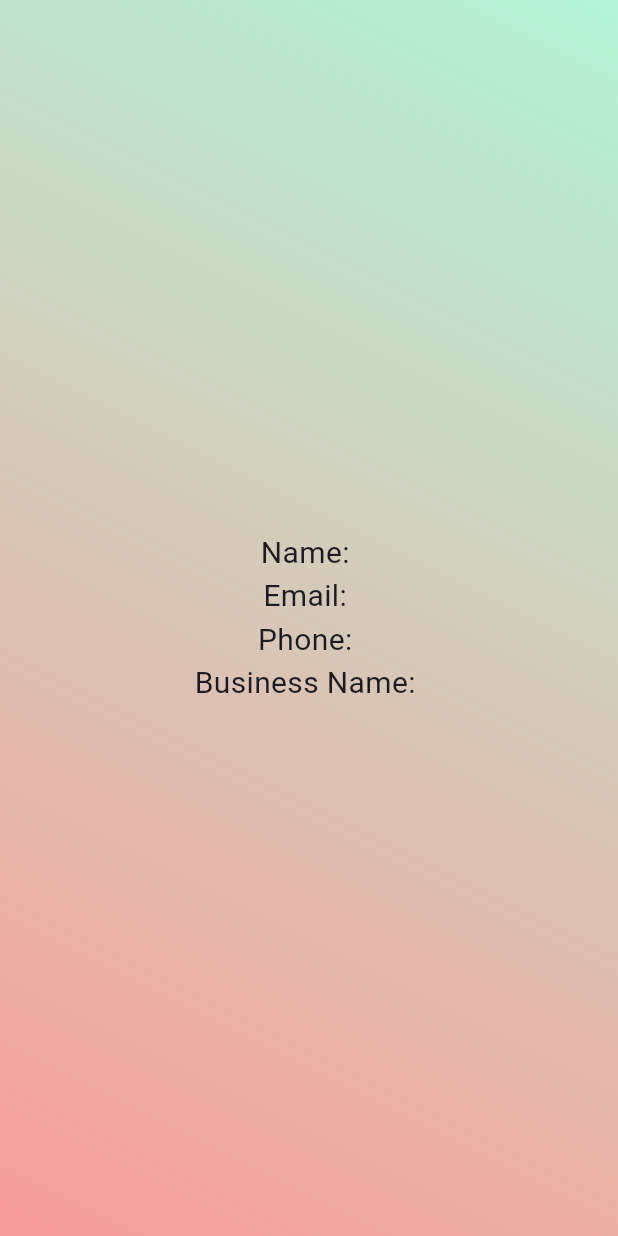
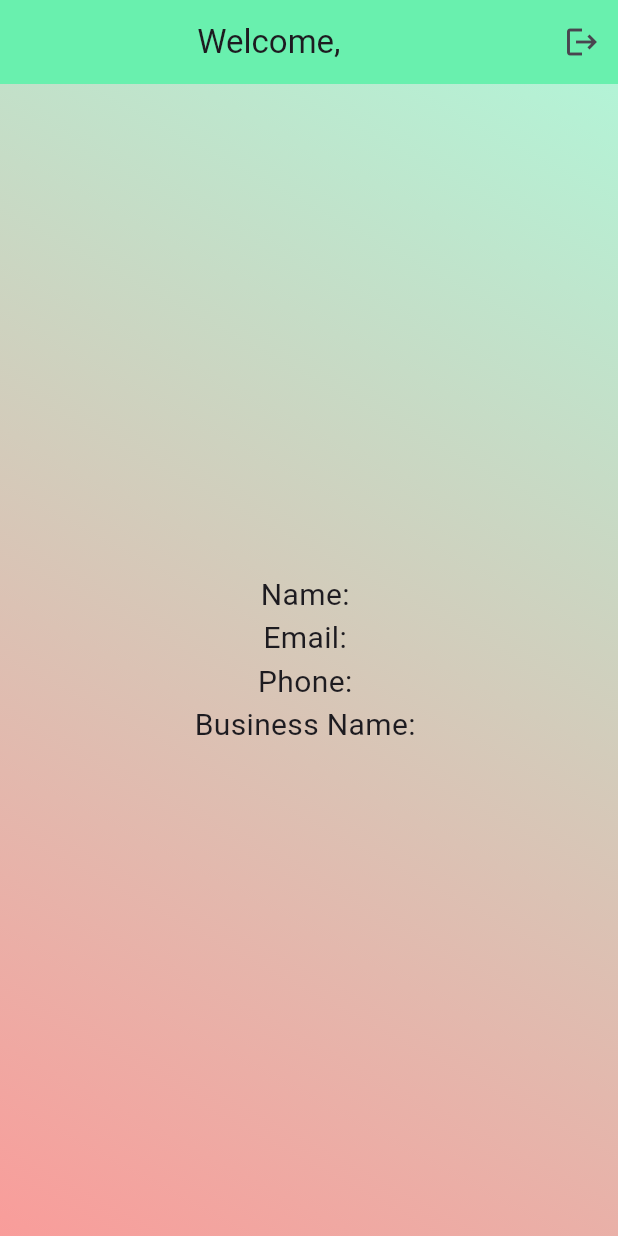
Before and after one commit to AAShayon/Buisness-Manager, a Flutter app: the LandingScreen widget shown alone on an empty page, opened directly with empty values, on a phone screen of 412 x 824 dp. Run offline on Flutter 3.47's test engine with Material 3 defaults, Android fonts, the phone set to English and light mode, and no system bars; our stand-ins replace dio, flutter_otp_text_field, flutter_screenutil, iconsax, shared_preferences; missing offline and left inert: dart:ffi; accounts and stored records are empty.

Commit message:
update---landing_screen.dart

```diff
--- a/lib/view/landing_screen.dart
+++ b/lib/view/landing_screen.dart
@@ -1,6 +1,9 @@
+import 'package:buisness_manager/modules/auth/view/login.dart';
+import 'package:buisness_manager/modules/auth/view_model/auth_view_model.dart';
 import 'package:buisness_manager/view/widget/custom_container.dart';
 import 'package:flutter/material.dart';
 import 'package:buisness_manager/modules/auth/model/core/response_model/logIn_response_model.dart';
+import 'package:provider/provider.dart';
 
 class LandingScreen extends StatefulWidget {
   final LogInResponseModel? logInResponseModel;
@@ -23,7 +26,27 @@ class _LandingScreenState extends State<LandingScreen> {
 
   @override
   Widget build(BuildContext context) {
+    return Consumer<AuthViewModel>(
+      builder: (context,authViewModel,child) {
         return CustomContainer(
+          appBar: AppBar(
+            backgroundColor: Colors.greenAccent,
+            title: Center(child: Text('Welcome, ${user?.name ?? "User"}')),
+            actions: [
+              IconButton(
+                icon: Icon(Icons.logout),
+                onPressed: () async {
+                await authViewModel.logOut(context);
+                    Navigator.pushReplacement(
+                      context,
+                      MaterialPageRoute(builder: (context) => Login()),
+                    );
+
+
+                }
+              )
+            ],
+          ),
           child: Center(
             child: Column(
               mainAxisAlignment: MainAxisAlignment.center,
@@ -41,4 +64,6 @@ class _LandingScreenState extends State<LandingScreen> {
           ),
         );
       }
+    );
   }
+}
```
Lines whose indentation alone changed are shown as unchanged.
